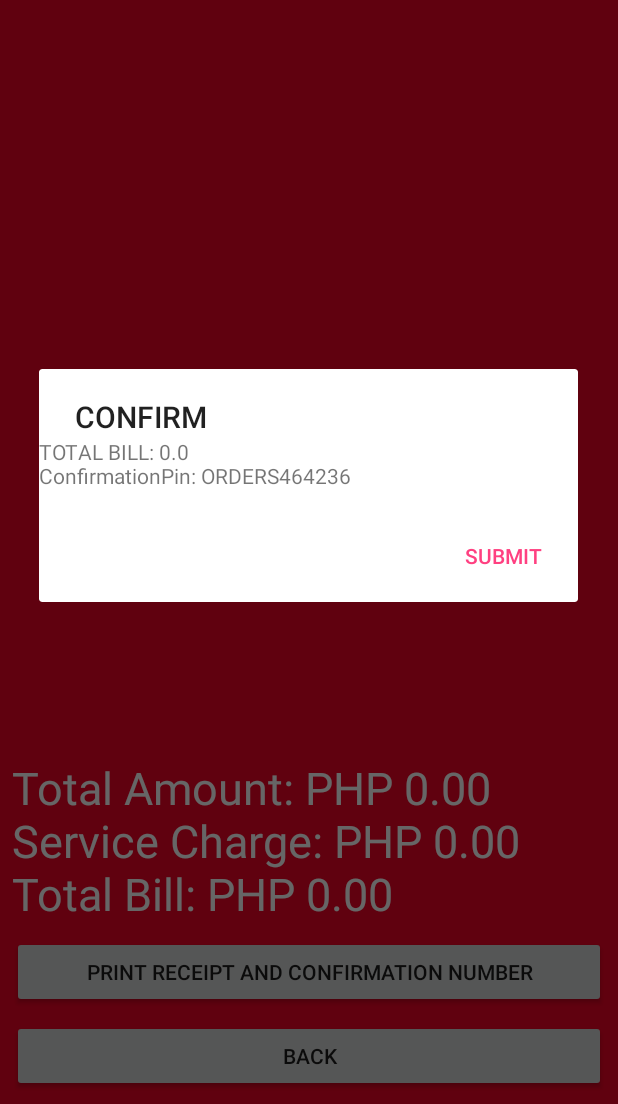
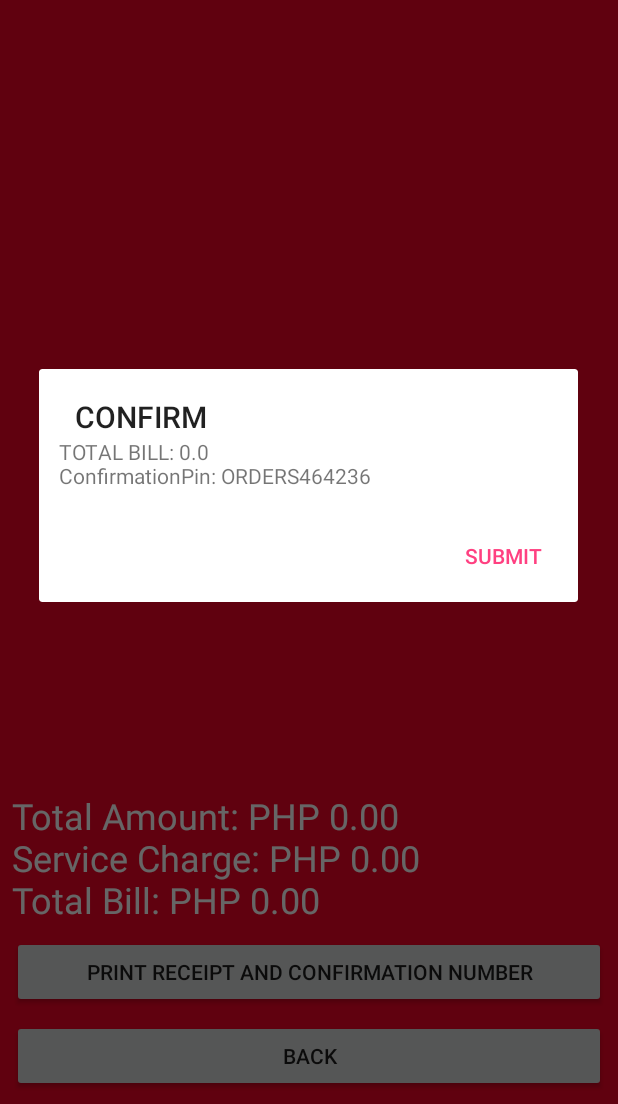
Before and after one commit to miguelllamas/MOBAPDE_Final_Project, an Android app: the CartActivity screen opened directly, with no data from a screen before it, after a tap on "PRINT RECEIPT AND CONFIRMATION NUMBER", on a phone screen of 412 x 824 dp, the part 132-1236 px from its top. Run offline under Robolectric (Android 15) with nearby library versions, the phone set to English and light mode, and no system bars; our stand-ins replace Firebase (no records; nobody signed in at launch, a user with empty details on screens opened directly).

Commit message:
ui fixes

```diff
--- a/app/src/main/AndroidManifest.xml
+++ b/app/src/main/AndroidManifest.xml
@@ -4,7 +4,7 @@
 
     <application
         android:allowBackup="true"
-        android:icon="@mipmap/ic_launcher"
+        android:icon="@drawable/logoicon"
         android:label="@string/app_name"
         android:roundIcon="@mipmap/ic_launcher_round"
         android:supportsRtl="true"
--- a/app/src/main/java/com/example/rolo/ramennagikiosk/CartActivity.java
+++ b/app/src/main/java/com/example/rolo/ramennagikiosk/CartActivity.java
@@ -105,7 +105,7 @@ public class CartActivity extends AppCompatActivity {
         builder.setTitle("CONFIRM");
         final TextView userInput = new TextView(this);
         final OrderIDSingleton singleton = OrderIDSingleton.getInstance();
-        userInput.setText("TOTAL BILL: " + totalTalaga + "\nConfirmationPin: " + singleton.getCurrOrderID());
+        userInput.setText("\tTOTAL BILL: " + totalTalaga + "\n\tConfirmationPin: " + singleton.getCurrOrderID());
         builder.setView(userInput);
 
         builder.setPositiveButton(R.string.ok, new DialogInterface.OnClickListener() {
--- a/app/src/main/res/layout/activity_cart.xml
+++ b/app/src/main/res/layout/activity_cart.xml
@@ -40,7 +40,7 @@
         android:layout_marginEnd="8dp"
         android:layout_marginStart="8dp"
         android:textColor="#ffffff"
-        android:textSize="30sp"
+        android:textSize="24sp"
         app:layout_constraintBottom_toTopOf="@+id/printButton"
         app:layout_constraintEnd_toEndOf="parent"
         app:layout_constraintStart_toStartOf="parent" />
```
Also changed, not shown: app/src/main/res/drawable/logoicon.png (added).
